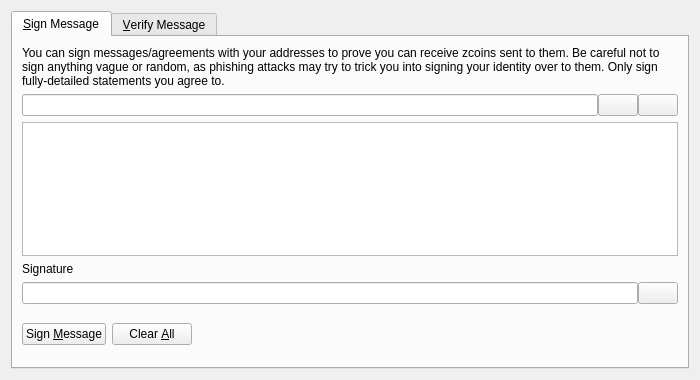
This is src/qt/forms/signverifymessagedialog.ui in firoorg/firo as Qt 5 draws it before an edit. The edited form follows.
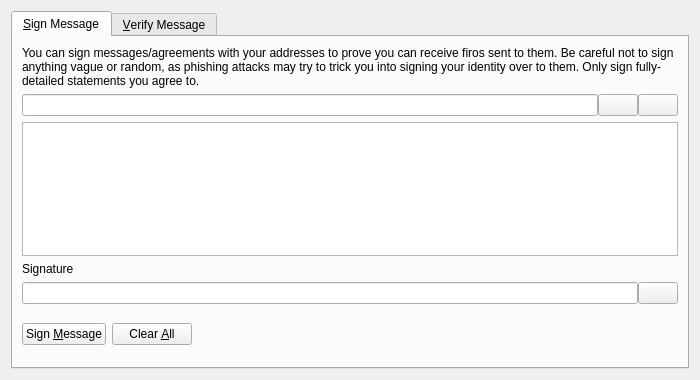
This is the edited form. Icons and pictures are not drawn. Custom widgets are drawn as their Qt base class.

Commit message: Rename zcoin->firo

Patch:
```diff
--- a/src/qt/forms/signverifymessagedialog.ui
+++ b/src/qt/forms/signverifymessagedialog.ui
@@ -30,7 +30,7 @@
        <item>
         <widget class="QLabel" name="infoLabel_SM">
          <property name="text">
-          <string>You can sign messages/agreements with your addresses to prove you can receive zcoins sent to them. Be careful not to sign anything vague or random, as phishing attacks may try to trick you into signing your identity over to them. Only sign fully-detailed statements you agree to.</string>
+          <string>You can sign messages/agreements with your addresses to prove you can receive firos sent to them. Be careful not to sign anything vague or random, as phishing attacks may try to trick you into signing your identity over to them. Only sign fully-detailed statements you agree to.</string>
          </property>
          <property name="textFormat">
           <enum>Qt::PlainText</enum>
```
Left out of the diff: 8 changed lines with no effect on the pictures. The commit also changes 377 other files.
